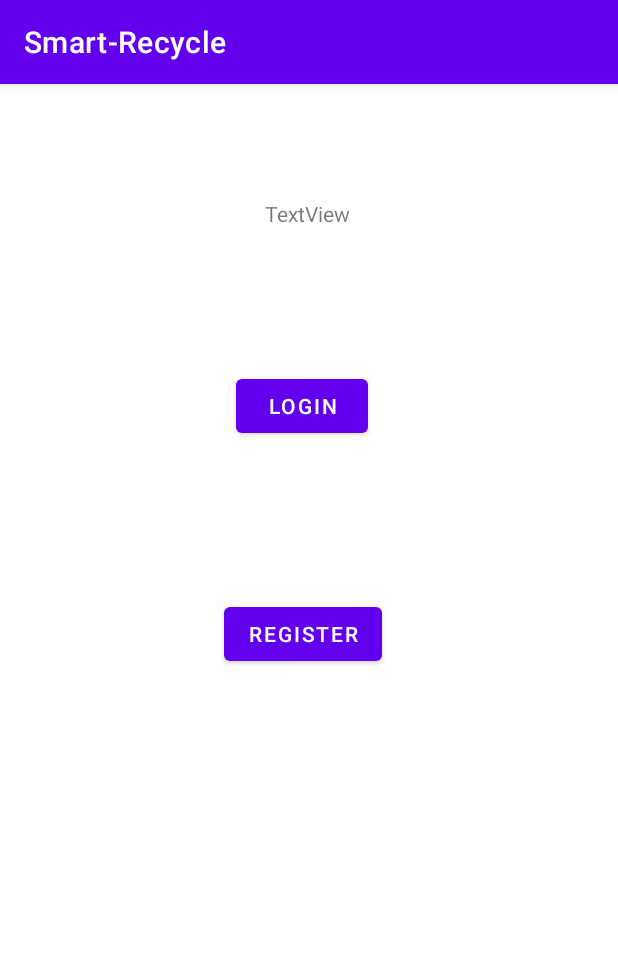
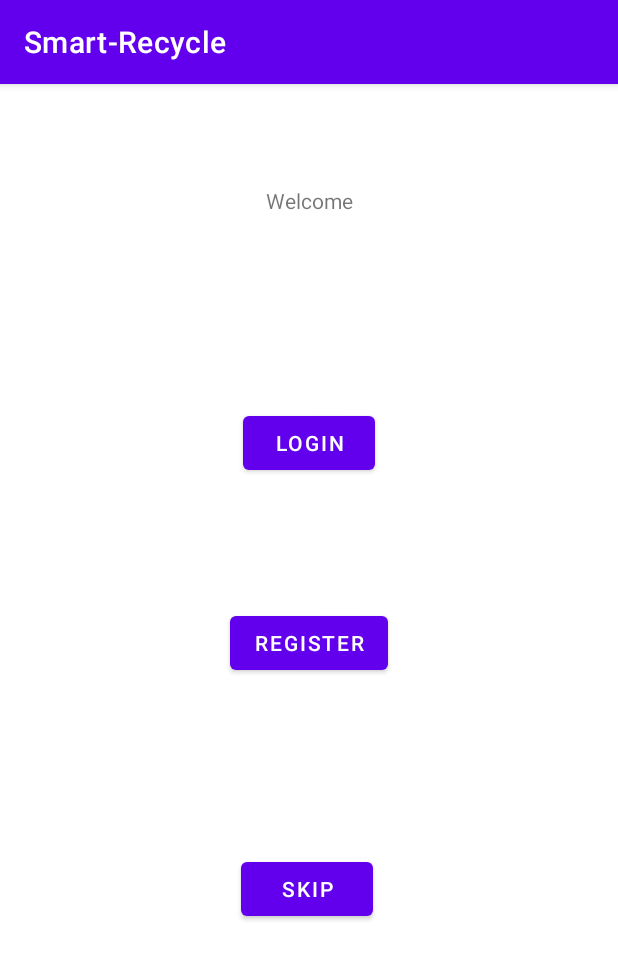
Before and after one commit to HiMyNameIsGarch/smart-recycle, an Android app: the screen it shows after launch (MainActivity), on a phone screen of 412 x 824 dp. Shown: the top 959 px of the screen. Run offline under Robolectric (Android 15) with nearby library versions, the phone set to English and light mode, and no system bars.

Commit message:
Skip button

```diff
--- a/app/src/main/AndroidManifest.xml
+++ b/app/src/main/AndroidManifest.xml
@@ -9,6 +9,9 @@
         android:roundIcon="@mipmap/ic_launcher_round"
         android:supportsRtl="true"
         android:theme="@style/Theme.SmartRecycle">
+        <activity
+            android:name=".MainContent"
+            android:exported="false" />
         <activity
             android:name=".Login"
             android:exported="false" />
--- a/app/src/main/java/com/example/smart_recycle/MainActivity.java
+++ b/app/src/main/java/com/example/smart_recycle/MainActivity.java
@@ -1,5 +1,6 @@
 package com.example.smart_recycle;
 
+import android.content.Intent;
 import android.os.Bundle;
 import android.view.View;
 import android.widget.Button;
@@ -7,29 +8,21 @@ import android.widget.TextView;
 
 import androidx.appcompat.app.AppCompatActivity;
 
-import com.google.firebase.database.DatabaseReference;
-import com.google.firebase.database.FirebaseDatabase;
-import com.google.firebase.remoteconfig.FirebaseRemoteConfig;
-
 public class MainActivity extends AppCompatActivity {
-    Button btn1;
-    TextView txt1;
+    Button login, register, skip;
     @Override
     protected void onCreate(Bundle savedInstanceState) {
         super.onCreate(savedInstanceState);
-        FirebaseRemoteConfig mFirebaseRemoteConfig = FirebaseRemoteConfig.getInstance();
         setContentView(R.layout.activity_main);
-        btn1=(Button)findViewById(R.id.button1);
-        txt1=(TextView)findViewById(R.id.textView1);
-        btn1.setOnClickListener(new View.OnClickListener() {
+        login = (Button)findViewById(R.id.button1);
+        register = (Button)findViewById(R.id.button);
+        skip = (Button)findViewById(R.id.button2);
+        skip.setOnClickListener(new View.OnClickListener() {
             @Override
             public void onClick(View view) {
-                // Write a message to the database
-                FirebaseDatabase database = FirebaseDatabase.getInstance();
-                DatabaseReference myRef = database.getReference("test");
-                myRef.setValue("Hello, World!");
-                txt1.setText("Salut");
+                startActivity(new Intent(MainActivity.this, MainContent.class));
             }
         });
+
     }
 }
--- a/app/src/main/res/layout/activity_main.xml
+++ b/app/src/main/res/layout/activity_main.xml
@@ -10,57 +10,56 @@
         android:id="@+id/button1"
         android:layout_width="wrap_content"
         android:layout_height="wrap_content"
-        android:layout_marginStart="154dp"
+        android:layout_marginStart="150dp"
         android:layout_marginTop="215dp"
-        android:layout_marginEnd="163dp"
-        android:layout_marginBottom="85dp"
+        android:layout_marginEnd="150dp"
         android:text="Login"
-        app:layout_constraintBottom_toTopOf="@+id/textView1"
         app:layout_constraintEnd_toEndOf="parent"
         app:layout_constraintStart_toStartOf="parent"
         app:layout_constraintTop_toTopOf="parent" />
 
     <TextView
-        android:id="@+id/textView1"
-        android:layout_width="wrap_content"
-        android:layout_height="wrap_content"
-        android:layout_marginStart="173dp"
-        android:layout_marginTop="85dp"
-        android:layout_marginEnd="180dp"
-        android:layout_marginBottom="364dp"
-        app:layout_constraintBottom_toBottomOf="parent"
-        app:layout_constraintEnd_toEndOf="parent"
-        app:layout_constraintStart_toStartOf="parent"
-        app:layout_constraintTop_toBottomOf="@+id/button1" />
-
-    <TextView
         android:id="@+id/textView"
         android:layout_width="wrap_content"
         android:layout_height="wrap_content"
-        android:layout_marginStart="175dp"
+        android:layout_marginStart="150dp"
         android:layout_marginTop="68dp"
-        android:layout_marginEnd="178dp"
+        android:layout_marginEnd="150dp"
         android:layout_marginBottom="86dp"
-        android:text="TextView"
+        android:text="Welcome"
         app:layout_constraintBottom_toTopOf="@+id/button1"
         app:layout_constraintEnd_toEndOf="parent"
         app:layout_constraintStart_toStartOf="parent"
-        app:layout_constraintTop_toTopOf="parent" />
+        app:layout_constraintTop_toTopOf="parent"
+        app:layout_constraintVertical_bias="0.0" />
 
     <Button
         android:id="@+id/button"
         android:layout_width="wrap_content"
         android:layout_height="wrap_content"
-        android:layout_marginStart="160dp"
+        android:layout_marginStart="150dp"
         android:layout_marginTop="85dp"
-        android:layout_marginEnd="157dp"
-        android:layout_marginBottom="377dp"
+        android:layout_marginEnd="150dp"
+        android:layout_marginBottom="100dp"
         android:text="Register"
         app:layout_constraintBottom_toBottomOf="parent"
         app:layout_constraintEnd_toEndOf="parent"
-        app:layout_constraintHorizontal_bias="1.0"
         app:layout_constraintStart_toStartOf="parent"
         app:layout_constraintTop_toBottomOf="@+id/button1"
-        app:layout_constraintVertical_bias="1.0" />
+        app:layout_constraintVertical_bias="0.0" />
+
+    <Button
+        android:id="@+id/button2"
+        android:layout_width="wrap_content"
+        android:layout_height="wrap_content"
+        android:layout_marginStart="160dp"
+        android:layout_marginTop="98dp"
+        android:layout_marginEnd="163dp"
+        android:layout_marginBottom="189dp"
+        android:text="skip"
+        app:layout_constraintBottom_toBottomOf="parent"
+        app:layout_constraintEnd_toEndOf="parent"
+        app:layout_constraintStart_toStartOf="parent"
+        app:layout_constraintTop_toBottomOf="@+id/button" />
 
 </androidx.constraintlayout.widget.ConstraintLayout>
```
Also changed, not shown: app/src/main/java/com/example/smart_recycle/MainContent.java (added, +14 -0 lines), app/src/main/res/layout/activity_main_content.xml (added, +22 -0 lines).
